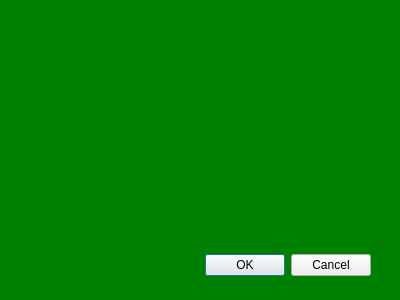
Above: flipVerticalLayout/dialog2.ui from laszlo-avotra-tips/layout before the change. Below: the same form after it.
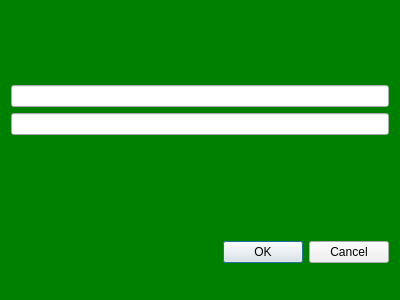
That is the form after the change. Custom widgets are drawn as their Qt base class.

Diff of the .ui file:
```diff
--- a/flipVerticalLayout/dialog2.ui
+++ b/flipVerticalLayout/dialog2.ui
@@ -21,15 +21,41 @@
   <property name="modal">
    <bool>true</bool>
   </property>
+  <layout class="QVBoxLayout" name="verticalLayout">
+   <item>
+    <spacer name="verticalSpacer_2">
+     <property name="orientation">
+      <enum>Qt::Vertical</enum>
+     </property>
+     <property name="sizeHint" stdset="0">
+      <size>
+       <width>20</width>
+       <height>70</height>
+      </size>
+     </property>
+    </spacer>
+   </item>
+   <item>
+    <widget class="myLineEdit" name="lineEdit"/>
+   </item>
+   <item>
+    <widget class="QLineEdit" name="lineEdit_2"/>
+   </item>
+   <item>
+    <spacer name="verticalSpacer">
+     <property name="orientation">
+      <enum>Qt::Vertical</enum>
+     </property>
+     <property name="sizeHint" stdset="0">
+      <size>
+       <width>20</width>
+       <height>69</height>
+      </size>
+     </property>
+    </spacer>
+   </item>
+   <item>
   <widget class="QDialogButtonBox" name="buttonBox">
-   <property name="geometry">
-    <rect>
-     <x>30</x>
-     <y>240</y>
-     <width>341</width>
-     <height>50</height>
-    </rect>
-   </property>
    <property name="sizePolicy">
     <sizepolicy hsizetype="Expanding" vsizetype="Expanding">
      <horstretch>0</horstretch>
@@ -49,7 +75,20 @@
     <set>QDialogButtonBox::Cancel|QDialogButtonBox::Ok</set>
    </property>
   </widget>
+   </item>
+  </layout>
  </widget>
+ <customwidgets>
+  <customwidget>
+   <class>myLineEdit</class>
+   <extends>QLineEdit</extends>
+   <header location="global">mylineedit.h</header>
+  </customwidget>
+ </customwidgets>
+ <tabstops>
+  <tabstop>lineEdit_2</tabstop>
+  <tabstop>lineEdit</tabstop>
+ </tabstops>
  <resources/>
  <connections>
   <connection>
```
Lines whose indentation alone changed are shown as unchanged.
